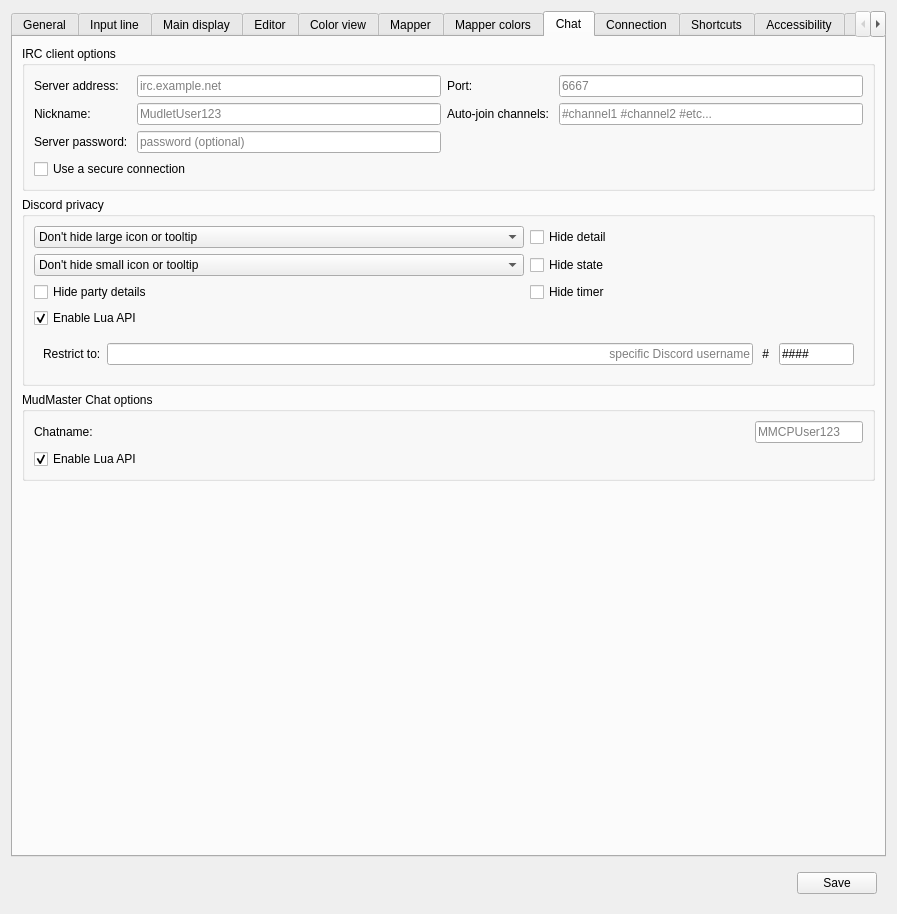
Mudlet/Mudlet, file src/ui/profile_preferences.ui: the form before one commit.
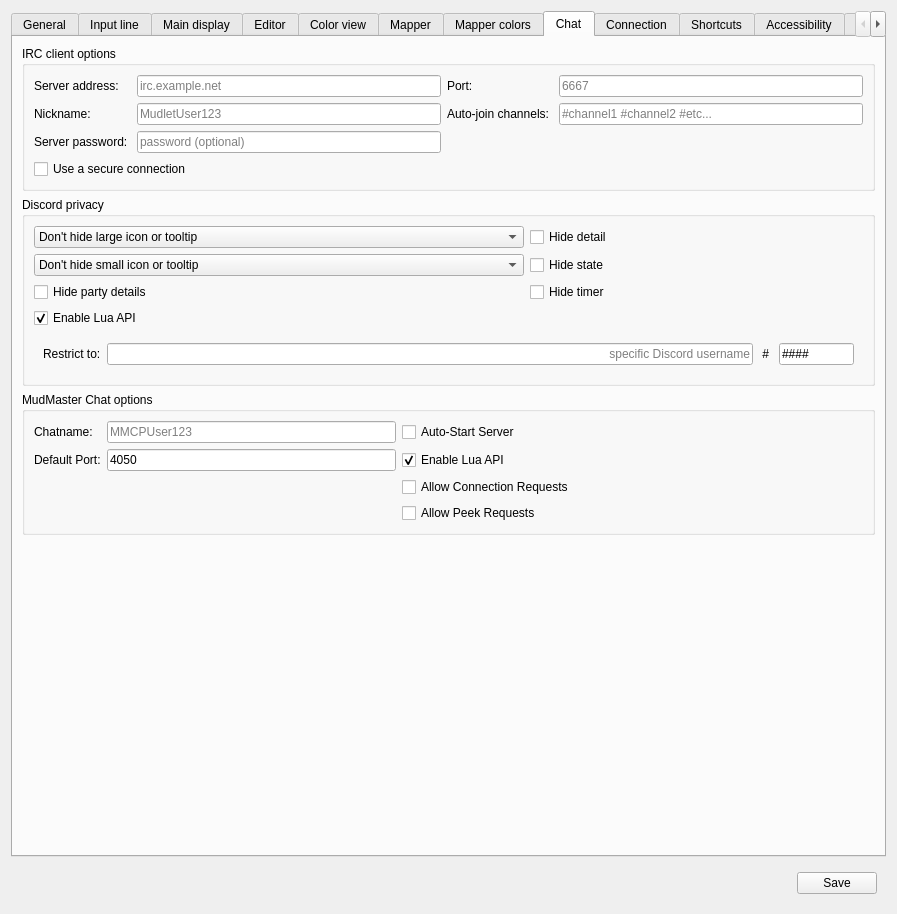
The form after the commit. Icons and pictures are not drawn. Custom widgets are drawn as their Qt base class.

Commit message: chat preferences, snoop, more commands

Diff of the .ui file:
```diff
--- a/src/ui/profile_preferences.ui
+++ b/src/ui/profile_preferences.ui
@@ -3115,25 +3115,35 @@
          <property name="title">
           <string>MudMaster Chat options</string>
          </property>
-         <layout class="QGridLayout" name="gridLayout_groupBox_MMCPOptions" columnstretch="2,0,0,0">
-          <item row="0" column="0">
-           <widget class="QLabel" name="lblMMCPName">
+         <layout class="QGridLayout" name="gridLayout">
+          <item row="0" column="5">
+           <widget class="QCheckBox" name="checkBox_mmcpAutostartServer">
+            <property name="toolTip">
+             <string>Automatically start a chat server when your profile loads. Uses the default port setting.</string>
+            </property>
             <property name="text">
-             <string>Chatname:</string>
+             <string>Auto-Start Server</string>
             </property>
-            <property name="buddy">
-             <cstring>lineEdit_mmcpChatName</cstring>
+           </widget>
+          </item>
+          <item row="3" column="5">
+           <widget class="QCheckBox" name="checkBox_mmcpAllowPeekReq">
+            <property name="text">
+             <string>Allow Peek Requests</string>
             </property>
            </widget>
           </item>
-          <item row="0" column="1">
-           <widget class="QLineEdit" name="lineEdit_mmcpChatName">
-            <property name="placeholderText">
-             <string>MMCPUser123</string>
+          <item row="1" column="2">
+           <widget class="QLineEdit" name="lineEdit_mmcpPort">
+            <property name="toolTip">
+             <string>Port to use when connecting to another client without specifying a port along with the IP address. This is also the default port that listened for incoming connections when running a local server.</string>
             </property>
+            <property name="text">
+             <string>4050</string>
+            </property>
            </widget>
           </item>
-          <item row="1" column="0" colspan="2">
+          <item row="1" column="5">
            <widget class="QCheckBox" name="checkBox_mmcpLuaAPI">
             <property name="toolTip">
              <string>&lt;p&gt;Allow Lua to control MMCP connections&lt;/p&gt;</string>
@@ -3146,7 +3156,53 @@
             </property>
            </widget>
           </item>
-    
+          <item row="1" column="0">
+           <widget class="QLabel" name="lblMMCPPort">
+            <property name="text">
+             <string>Default Port:</string>
+            </property>
+           </widget>
+          </item>
+          <item row="0" column="2">
+           <widget class="QLineEdit" name="lineEdit_mmcpChatName">
+            <property name="toolTip">
+             <string>Chat name as seen by connected chat clients.</string>
+            </property>
+            <property name="placeholderText">
+             <string>MMCPUser123</string>
+            </property>
+           </widget>
+          </item>
+          <item row="0" column="0">
+           <widget class="QLabel" name="lblMMCPName">
+            <property name="text">
+             <string>Chatname:</string>
+            </property>
+            <property name="buddy">
+             <cstring>lineEdit_mmcpChatName</cstring>
+            </property>
+           </widget>
+          </item>
+          <item row="2" column="5">
+           <widget class="QCheckBox" name="checkBox_mmcpAllowConnReq">
+            <property name="text">
+             <string>Allow Connection Requests</string>
+            </property>
+           </widget>
+          </item>
+          <item row="0" column="6">
+           <spacer name="horizontalSpacer_2">
+            <property name="orientation">
+             <enum>Qt::Horizontal</enum>
+            </property>
+            <property name="sizeHint" stdset="0">
+             <size>
+              <width>40</width>
+              <height>20</height>
+             </size>
+            </property>
+           </spacer>
+          </item>
          </layout>
         </widget>
        </item>
```
The commit also changes 15 other files.
